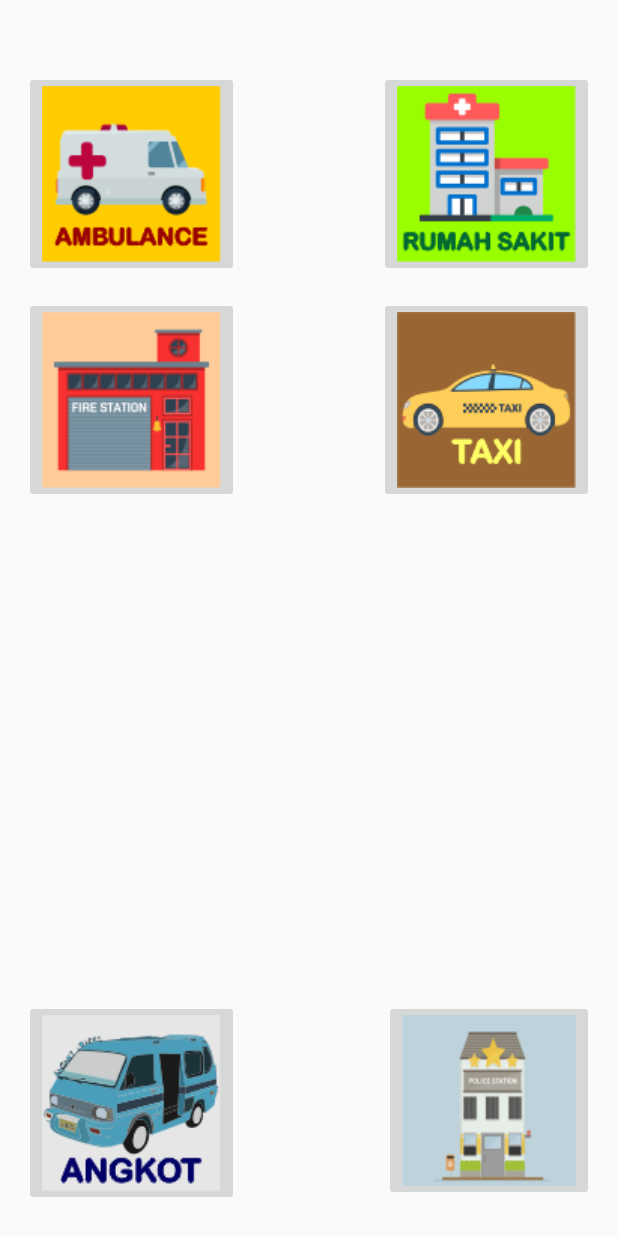
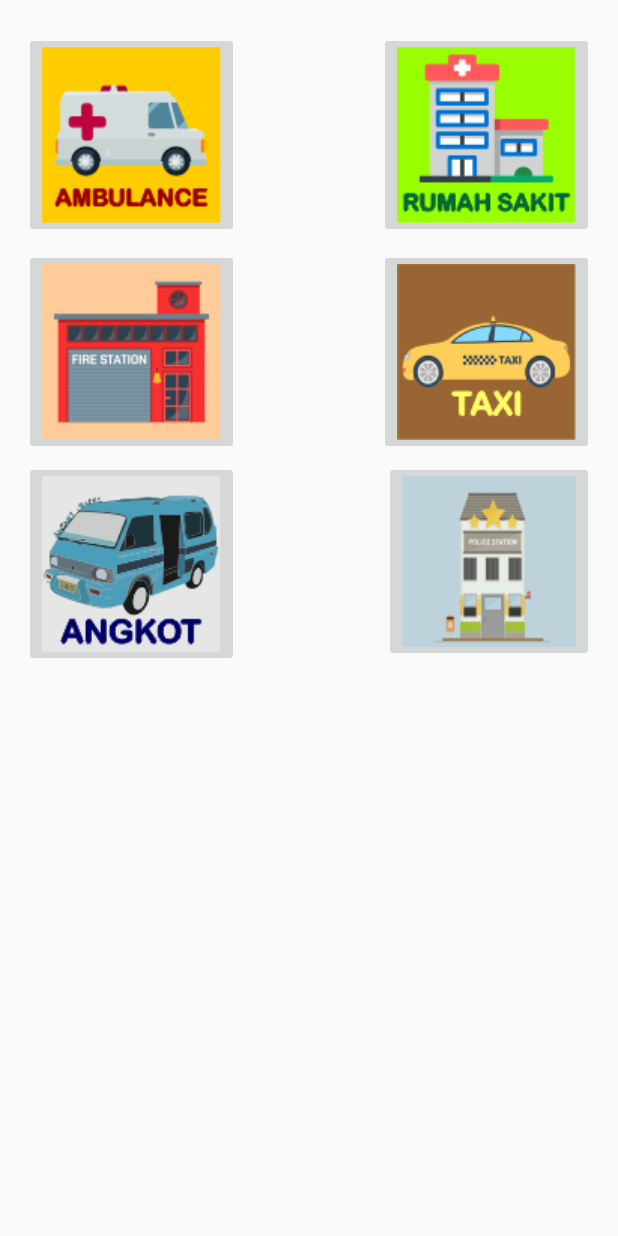
Before and after one commit to ariknk/NgalamDarurat, an Android app: the screen it shows after launch (MainActivity), on a phone screen of 412 x 824 dp. Run offline under Robolectric (Android 15) with nearby library versions, the phone set to English and light mode, and no system bars; libraries missing offline, so code that uses them is left out: com.github.paolorotolo.appintro.

Commit message:
Penyempurnaan App Intro dan Design Menu by Salsapr

```diff
--- a/app/src/main/java/id/sch/smktelkom_mlg/project2/xirpl60517283033/lamda/MyIntro.java
+++ b/app/src/main/java/id/sch/smktelkom_mlg/project2/xirpl60517283033/lamda/MyIntro.java
@@ -15,10 +15,25 @@ public class MyIntro extends AppIntro {
     protected void onCreate(Bundle savedInstanceState) {
         super.onCreate(savedInstanceState);
 
-        addSlide(AppIntroFragment.newInstance("Lamda", "Announcement", R.drawable.ic_announcement_black_24dp,
+        addSlide(AppIntroFragment.newInstance("Lamda", "Aplikasi penting dan sangat dibutuhkan saat ada di Malang", R.drawable.ic_favorite_black_24dp,
                 Color.parseColor("#51e2b7")));
 
-        addSlide(AppIntroFragment.newInstance("Lamda", "Semangat", R.drawable.ic_favorite_black_24dp,
+        addSlide(AppIntroFragment.newInstance("Ambulance", "Tekan icon untuk mendapakan nomor ambulance yang bisa dihubungi di Malang", R.drawable.t1,
+                Color.parseColor("#51e2b7")));
+
+        addSlide(AppIntroFragment.newInstance("Rumah Sakit", "Tekan icon untuk mendapakan nomor rumah sakit yang bisa dihubungi di Malang", R.drawable.t2,
+                Color.parseColor("#8c50e3")));
+
+        addSlide(AppIntroFragment.newInstance("Pemadam Kebakaran", "Tekan icon untuk mendapakan nomor pemadam kebakaran yang bisa dihubungi di Malang", R.drawable.t3,
+                Color.parseColor("#8c50e3")));
+
+        addSlide(AppIntroFragment.newInstance("Taxi", "Tekan icon untuk mendapakan nomor taxi yang bisa dihubungi di Malang", R.drawable.t4,
+                Color.parseColor("#8c50e3")));
+
+        addSlide(AppIntroFragment.newInstance("Angkot", "Tekan icon untuk mendapakan jalur angkot yang ada di Malang", R.drawable.t5,
+                Color.parseColor("#8c50e3")));
+
+        addSlide(AppIntroFragment.newInstance("Polisi", "Tekan icon untuk mendapakan nomor kantor polisi yang bisa dihubungi di Malang", R.drawable.t6,
                 Color.parseColor("#8c50e3")));
 
         showStatusBar(false);
--- a/app/src/main/res/drawable/ic_announcement_black_24dp.xml
+++ /dev/null
@@ -1,9 +0,0 @@
-<vector xmlns:android="http://schemas.android.com/apk/res/android"
-    android:width="24dp"
-    android:height="24dp"
-    android:viewportHeight="24.0"
-    android:viewportWidth="24.0">
-    <path
-        android:fillColor="#FF000000"
-        android:pathData="M20,2L4,2c-1.1,0 -1.99,0.9 -1.99,2L2,22l4,-4h14c1.1,0 2,-0.9 2,-2L22,4c0,-1.1 -0.9,-2 -2,-2zM13,11h-2L11,5h2v6zM13,15h-2v-2h2v2z" />
-</vector>
--- a/app/src/main/res/layout/activity_main.xml
+++ b/app/src/main/res/layout/activity_main.xml
@@ -11,20 +11,43 @@
     tools:context="id.sch.smktelkom_mlg.project2.xirpl60517283033.lamda.MainActivity">
 
     <ImageButton
+        android:id="@+id/wiuwiu"
+        android:layout_width="wrap_content"
+        android:layout_height="wrap_content"
+        android:layout_alignParentStart="true"
+        android:layout_alignParentTop="true"
+        android:layout_marginBottom="5dp"
+        android:layout_marginTop="5dp"
+        android:src="@drawable/t1" />
+
+    <ImageButton
         android:id="@+id/pemadam"
         android:layout_width="wrap_content"
         android:layout_height="wrap_content"
         android:layout_alignParentStart="true"
         android:layout_below="@+id/wiuwiu"
-        android:layout_marginTop="13dp"
+        android:layout_marginBottom="2dp"
+        android:layout_marginTop="2dp"
         android:src="@drawable/t3" />
+
+    <ImageButton
+        android:id="@+id/angkot"
+        android:layout_width="wrap_content"
+        android:layout_height="wrap_content"
+        android:layout_alignParentStart="true"
+        android:layout_below="@+id/pemadam"
+        android:layout_marginBottom="2dp"
+        android:layout_marginTop="2dp"
+        android:src="@drawable/t5" />
 
     <ImageButton
         android:id="@+id/rs"
         android:layout_width="wrap_content"
         android:layout_height="wrap_content"
         android:layout_alignParentEnd="true"
-        android:layout_alignTop="@+id/wiuwiu"
+        android:layout_alignParentTop="true"
+        android:layout_marginBottom="5dp"
+        android:layout_marginTop="5dp"
         android:src="@drawable/t2" />
 
     <ImageButton
@@ -32,33 +55,22 @@
         android:layout_width="wrap_content"
         android:layout_height="wrap_content"
         android:layout_alignParentEnd="true"
-        android:layout_alignTop="@+id/pemadam"
+        android:layout_alignParentTop="false"
+        android:layout_below="@+id/rs"
+        android:layout_marginBottom="2dp"
+        android:layout_marginTop="2dp"
         android:src="@drawable/t4" />
 
-    <ImageButton
-        android:id="@+id/angkot"
-        android:layout_width="wrap_content"
-        android:layout_height="wrap_content"
-        android:layout_alignParentStart="true"
-        android:layout_alignTop="@+id/polisi"
-        android:src="@drawable/t5" />
-
-    <ImageButton
-        android:id="@+id/wiuwiu"
-        android:layout_width="wrap_content"
-        android:layout_height="wrap_content"
-        android:layout_alignParentStart="true"
-        android:layout_alignParentTop="true"
-        android:layout_marginTop="31dp"
-        android:src="@drawable/t1" />
 
     <ImageButton
         android:id="@+id/polisi"
         android:layout_width="wrap_content"
         android:layout_height="wrap_content"
-        android:layout_alignParentBottom="true"
         android:layout_alignParentEnd="true"
-        android:layout_marginBottom="7dp"
+        android:layout_alignParentTop="false"
+        android:layout_below="@+id/taksi"
+        android:layout_marginBottom="2dp"
+        android:layout_marginTop="2dp"
         android:src="@drawable/t6" />
 
 
```
